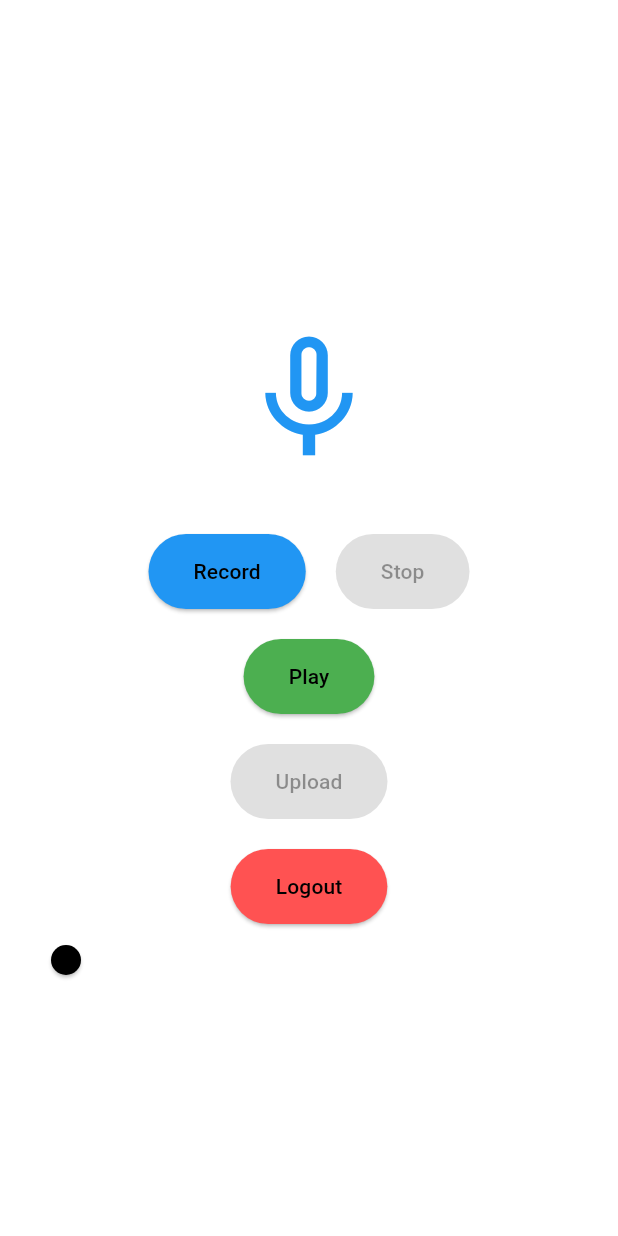
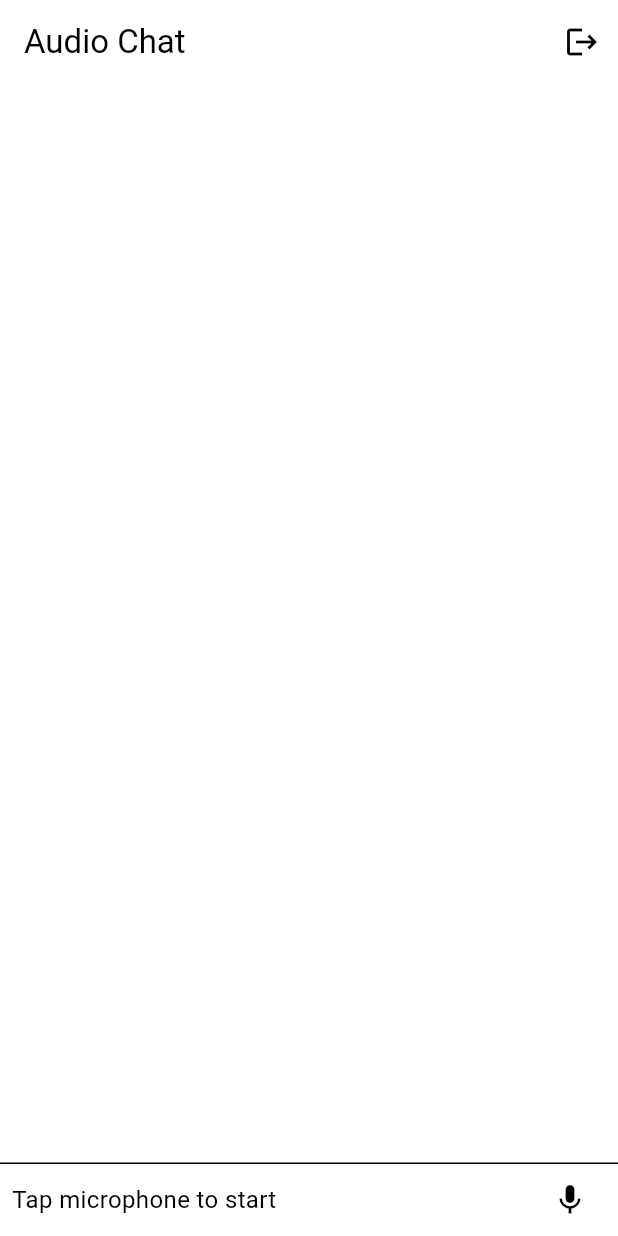
Before and after one commit to PrabirKalwani/Apollo-Voice-Assistant, a Flutter app: the AudioPage screen opened by its route, on a phone screen of 412 x 824 dp. Run offline on Flutter 3.47's test engine with Material 3 defaults, Android fonts, the phone set to English and light mode, and no system bars; our stand-ins replace flutter_markdown, fluttertoast, go_router, just_audio, shared_preferences; missing offline and left inert: record; accounts and stored records are empty.

```diff
--- a/apollo_app/lib/Screens/UserLogic/Home.dart
+++ b/apollo_app/lib/Screens/UserLogic/Home.dart
@@ -27,10 +27,6 @@ class _HomePageState extends State<HomePage> {
         primarySwatch: Colors.blue,
       ),
       home: Scaffold(
-        appBar: AppBar(
-          title: const Text('Apollo Voice Assistant'),
-          elevation: 0,
-        ),
         body: Center(
           child: _pages[_currentIndex],
         ),
--- a/apollo_app/lib/Screens/UserLogic/audio.dart
+++ b/apollo_app/lib/Screens/UserLogic/audio.dart
@@ -1,12 +1,13 @@
-import 'package:apollo_app/Screens/Auth/login_page.dart';
 import 'package:flutter/material.dart';
 import 'package:just_audio/just_audio.dart';
 import 'package:record/record.dart';
 import 'package:path_provider/path_provider.dart';
-import 'package:http/http.dart' as http; // Import http package
+import 'package:http/http.dart' as http;
 import 'package:http_parser/http_parser.dart';
-import 'dart:convert'; // For json decoding
-import 'package:shared_preferences/shared_preferences.dart'; // Import SharedPreferences
+import 'dart:convert';
+import 'package:shared_preferences/shared_preferences.dart';
+import 'package:apollo_app/Screens/Auth/login_page.dart';
+import 'package:flutter_markdown/flutter_markdown.dart';
 
 class AudioPage extends StatefulWidget {
   @override
@@ -17,87 +18,17 @@ class _AudioPageState extends State<AudioPage> {
   final AudioPlayer _audioPlayer = AudioPlayer();
   final AudioRecorder _recorder = AudioRecorder();
   bool _isRecording = false;
+  bool _isGenerating = false;
   String? _filePath;
-  double _currentPosition = 0;
-  double _totalDuration = 0;
+  List<ChatMessage> _messages = [];
+  ScrollController _scrollController = ScrollController();
 
   @override
   void dispose() {
     _audioPlayer.dispose();
     _recorder.dispose();
+    _scrollController.dispose();
     super.dispose();
-  }
-
-  void _showResult(String result) {
-    showDialog(
-      context: context,
-      builder: (BuildContext context) {
-        return AlertDialog(
-          title: Text('Server Response'),
-          content: SingleChildScrollView(
-            child: ListBody(
-              children: <Widget>[
-                Text(result),
-              ],
-            ),
-          ),
-          actions: <Widget>[
-            TextButton(
-              child: Text('OK'),
-              onPressed: () {
-                Navigator.of(context).pop();
-              },
-            ),
-          ],
-        );
-      },
-    );
-  }
-
-  Future<void> _logout() async {
-    // Clear Shared Preferences
-    SharedPreferences prefs = await SharedPreferences.getInstance();
-    await prefs.clear();
-
-    // Navigate to the login page
-    Navigator.of(context).pushReplacement(
-      MaterialPageRoute(
-        builder: (context) => LoginPage(
-          onTap: () {
-            // Define what happens when onTap is called, or leave it empty
-          },
-        ),
-      ),
-    );
-  }
-
-  Future<void> _uploadRecording() async {
-    if (_filePath == null) return;
-
-    final uri = Uri.parse('http://127.0.0.1:5000/generate_output');
-    final request = http.MultipartRequest('POST', uri)
-      ..files.add(await http.MultipartFile.fromPath(
-        'file',
-        _filePath!,
-        contentType: MediaType('audio', 'm4a'), // Adjust if needed
-      ));
-
-    try {
-      final response = await request.send();
-
-      // Handle response
-      if (response.statusCode == 200) {
-        final responseBody = await response.stream.bytesToString();
-        final responseJson = jsonDecode(responseBody);
-
-        final result = responseJson['result'] as String;
-        _showResult(result);
-      } else {
-        print('Upload failed with status code: ${response.statusCode}');
-      }
-    } catch (e) {
-      print('Upload error: $e');
-    }
   }
 
   Future<void> _startRecording() async {
@@ -126,107 +57,187 @@ class _AudioPageState extends State<AudioPage> {
     final path = await _recorder.stop();
     setState(() {
       _isRecording = false;
+      _isGenerating = true;
+      _messages.add(ChatMessage(text: "Your audio message", isUser: true));
     });
+    await _uploadRecording();
   }
 
-  Future<void> _playRecording() async {
-    if (_filePath != null) {
-      await _audioPlayer.setFilePath(_filePath!);
-      _totalDuration = _audioPlayer.duration?.inSeconds.toDouble() ?? 0;
-      _audioPlayer.play();
+  Future<void> _uploadRecording() async {
+    if (_filePath == null) return;
 
-      _audioPlayer.positionStream.listen((position) {
+    final uri = Uri.parse('http://127.0.0.1:5000/generate_output');
+    final request = http.MultipartRequest('POST', uri)
+      ..files.add(await http.MultipartFile.fromPath(
+        'file',
+        _filePath!,
+        contentType: MediaType('audio', 'm4a'),
+      ));
+
+    try {
+      final response = await request.send();
+
+      if (response.statusCode == 200) {
+        final responseBody = await response.stream.bytesToString();
+        final responseJson = jsonDecode(responseBody);
+
+        final result = responseJson['result'] as String;
         setState(() {
-          _currentPosition = position.inSeconds.toDouble();
+          _isGenerating = false;
+          _messages.add(ChatMessage(text: result, isUser: false));
         });
+        _scrollToBottom();
+      } else {
+        print('Upload failed with status code: ${response.statusCode}');
+        setState(() {
+          _isGenerating = false;
+        });
+      }
+    } catch (e) {
+      print('Upload error: $e');
+      setState(() {
+        _isGenerating = false;
       });
     }
+  }
+
+  void _scrollToBottom() {
+    _scrollController.animateTo(
+      _scrollController.position.maxScrollExtent,
+      duration: Duration(milliseconds: 300),
+      curve: Curves.easeOut,
+    );
+  }
+
+  Future<void> _logout() async {
+    SharedPreferences prefs = await SharedPreferences.getInstance();
+    await prefs.clear();
+
+    Navigator.of(context).pushReplacement(
+      MaterialPageRoute(
+        builder: (context) => LoginPage(
+          onTap: () {
+            // Define what happens when onTap is called, or leave it empty
+          },
+        ),
+      ),
+    );
   }
 
   @override
   Widget build(BuildContext context) {
     return Scaffold(
       appBar: AppBar(
-        elevation: 0,
+        title: Text('Audio Chat'),
+        actions: [
+          IconButton(
+            icon: Icon(Icons.logout),
+            onPressed: _logout,
+          ),
+        ],
       ),
-      body: Padding(
-        padding: const EdgeInsets.all(20.0),
-        child: Column(
-          mainAxisAlignment: MainAxisAlignment.center,
-          children: [
-            Icon(
-              _isRecording ? Icons.mic : Icons.mic_none,
-              size: 100,
-              color: _isRecording ? Colors.red : Colors.blue,
+      body: Column(
+        children: [
+          Expanded(
+            child: ListView.builder(
+              controller: _scrollController,
+              padding: EdgeInsets.all(8.0),
+              itemBuilder: (_, int index) => _messages[index],
+              itemCount: _messages.length,
             ),
-            const SizedBox(height: 40),
-            Row(
-              mainAxisAlignment: MainAxisAlignment.center,
-              children: [
-                ElevatedButton(
-                  onPressed: _isRecording ? null : _startRecording,
-                  style: ElevatedButton.styleFrom(
-                    backgroundColor: Colors.blue,
-                    padding: const EdgeInsets.symmetric(
-                        horizontal: 30, vertical: 15),
-                  ),
-                  child: const Text('Record'),
-                ),
-                const SizedBox(width: 20),
-                ElevatedButton(
-                  onPressed: _isRecording ? _stopRecording : null,
-                  style: ElevatedButton.styleFrom(
-                    backgroundColor: Colors.red,
-                    padding: const EdgeInsets.symmetric(
-                        horizontal: 30, vertical: 15),
-                  ),
-                  child: const Text('Stop'),
-                ),
-              ],
+          ),
+          if (_isGenerating)
+            Padding(
+              padding: EdgeInsets.all(8.0),
+              child: Row(
+                children: [
+                  CircularProgressIndicator(),
+                  SizedBox(width: 8),
+                  Text('Generating response...'),
+                ],
+              ),
             ),
-            const SizedBox(height: 20),
-            ElevatedButton(
-              onPressed: !_isRecording ? _playRecording : null,
-              style: ElevatedButton.styleFrom(
-                backgroundColor: Colors.green,
-                padding:
-                    const EdgeInsets.symmetric(horizontal: 30, vertical: 15),
-              ),
-              child: const Text('Play'),
+          Divider(height: 1.0),
+          Container(
+            decoration: BoxDecoration(color: Theme.of(context).cardColor),
+            child: _buildAudioControls(),
+          ),
+        ],
+      ),
+    );
+  }
+
+  Widget _buildAudioControls() {
+    return Container(
+      margin: EdgeInsets.symmetric(horizontal: 8.0),
+      child: Row(
+        children: [
+          Expanded(
+            child: Text(
+              _isRecording ? 'Recording...' : 'Tap microphone to start',
+              style: TextStyle(fontSize: 16),
             ),
-            const SizedBox(height: 20),
-            ElevatedButton(
-              onPressed: _filePath != null ? _uploadRecording : null,
-              style: ElevatedButton.styleFrom(
-                backgroundColor: Colors.orange,
-                padding:
-                    const EdgeInsets.symmetric(horizontal: 30, vertical: 15),
-              ),
-              child: const Text('Upload'),
-            ),
-            const SizedBox(height: 20),
-            ElevatedButton(
-              onPressed: _logout,
-              style: ElevatedButton.styleFrom(
-                backgroundColor: Colors.redAccent,
-                padding:
-                    const EdgeInsets.symmetric(horizontal: 30, vertical: 15),
-              ),
-              child: const Text('Logout'),
-            ),
-            Slider(
-              value: _currentPosition,
-              max: _totalDuration,
-              onChanged: (value) {
-                setState(() {
-                  _currentPosition = value;
-                });
-                _audioPlayer.seek(Duration(seconds: value.toInt()));
-              },
-            ),
-          ],
-        ),
+          ),
+          IconButton(
+            icon: Icon(_isRecording ? Icons.stop : Icons.mic),
+            onPressed: _isRecording ? _stopRecording : _startRecording,
+            color: _isRecording ? Colors.red : Theme.of(context).primaryColor,
+          ),
+        ],
       ),
     );
   }
 }
+
+class ChatMessage extends StatelessWidget {
+  ChatMessage({required this.text, required this.isUser});
+
+  final String text;
+  final bool isUser;
+
+  @override
+  Widget build(BuildContext context) {
+    return Container(
+      margin: EdgeInsets.symmetric(vertical: 10.0),
+      child: Row(
+        crossAxisAlignment: CrossAxisAlignment.start,
+        children: [
+          isUser
+              ? Expanded(child: SizedBox())
+              : Container(
+                  margin: const EdgeInsets.only(right: 16.0),
+                  child: CircleAvatar(child: Text('Bot')),
+                ),
+          Expanded(
+            child: Column(
+              crossAxisAlignment:
+                  isUser ? CrossAxisAlignment.end : CrossAxisAlignment.start,
+              children: [
+                Text(isUser ? 'You' : 'Bot',
+                    style: TextStyle(fontWeight: FontWeight.bold)),
+                Container(
+                  margin: EdgeInsets.only(top: 5.0),
+                  child: isUser
+                      ? Text(text)
+                      : MarkdownBody(
+                          data: text,
+                          styleSheet: MarkdownStyleSheet(
+                            p: TextStyle(fontSize: 16),
+                            strong: TextStyle(fontWeight: FontWeight.bold),
+                          ),
+                        ),
+                ),
+              ],
+            ),
+          ),
+          isUser
+              ? Container(
+                  margin: const EdgeInsets.only(left: 16.0),
+                  child: CircleAvatar(child: Text('You')),
+                )
+              : Expanded(child: SizedBox()),
+        ],
+      ),
+    );
+  }
+}
--- a/apollo_app/pubspec.yaml
+++ b/apollo_app/pubspec.yaml
@@ -47,6 +47,7 @@ dependencies:
   flutter_dotenv: ^5.1.0
   fluttertoast: ^8.0.9
   shared_preferences: ^2.0.12
+  flutter_markdown: ^0.6.10
 
 dev_dependencies:
   flutter_test:
```
Also changed, not shown: apollo_app/pubspec.lock, 5 other files.
